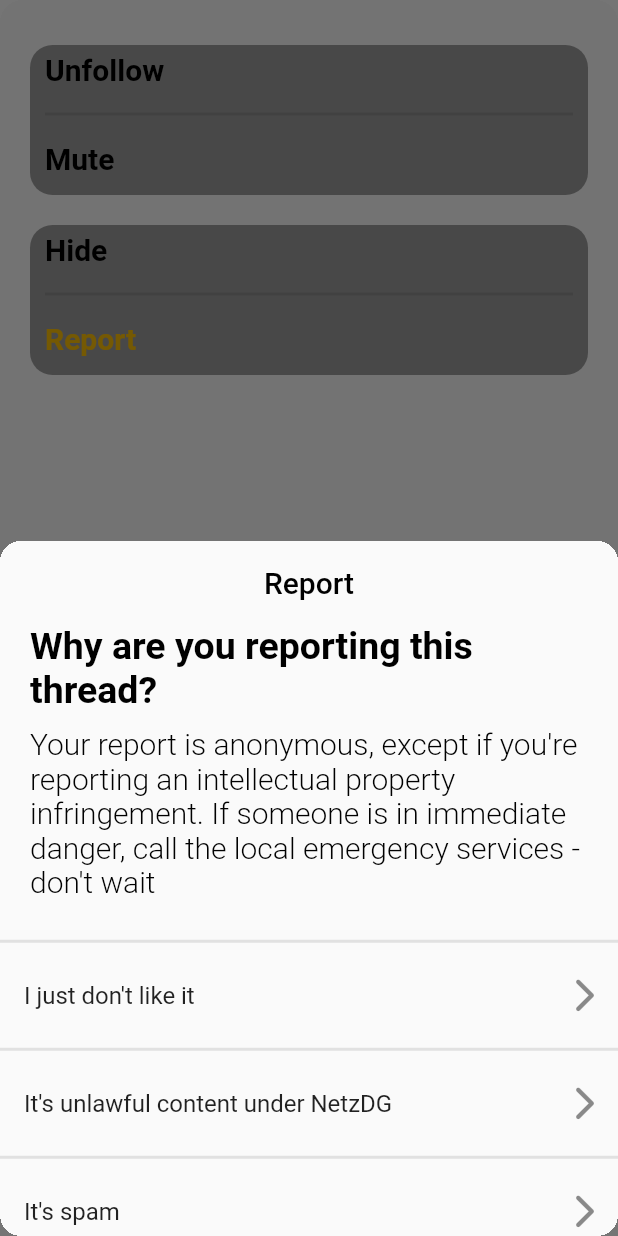
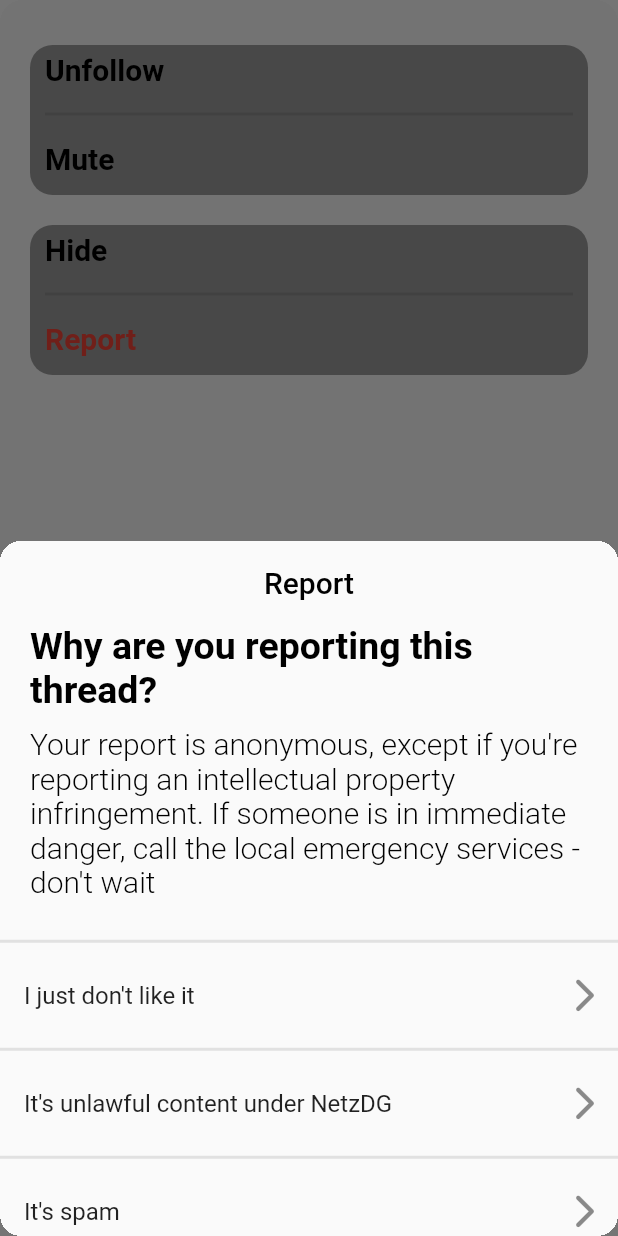
Before and after one commit to dlrlfgh1210/flutter_challenge, a Flutter app: the HomeBottomSheet screen opened directly, after a tap on "Report", on a phone screen of 412 x 824 dp. Run offline on Flutter 3.47's test engine with Material 2 defaults, Android fonts, the phone set to English and light mode, and no system bars; our stand-ins replace easy_rich_text, font_awesome_flutter; network calls fail.

Commit message:
BottomSheet Refactoring

```diff
--- /dev/null
+++ b/lib/home/home_bottom_container.dart
@@ -0,0 +1,82 @@
+import 'package:flutter/material.dart';
+import 'package:nomad_flutter_challenge/home/report_bottom_sheet.dart';
+
+class HomeBottomContainer extends StatelessWidget {
+  final String firstTitle;
+  final String secondTitle;
+  final Color secondTitleColor;
+  const HomeBottomContainer({
+    super.key,
+    required this.firstTitle,
+    required this.secondTitle,
+    required this.secondTitleColor,
+  });
+  void _onReportSheetTap(BuildContext context) async {
+    await showModalBottomSheet(
+      context: context,
+      backgroundColor: Colors.transparent,
+      builder: (context) => const ReportBottomSheet(),
+    );
+  }
+
+  @override
+  Widget build(BuildContext context) {
+    return Container(
+      height: 100,
+      clipBehavior: Clip.hardEdge,
+      decoration: BoxDecoration(
+        borderRadius: BorderRadius.circular(15),
+        color: Colors.grey.shade500,
+      ),
+      child: Padding(
+        padding: const EdgeInsets.symmetric(vertical: 5, horizontal: 10),
+        child: Column(
+          crossAxisAlignment: CrossAxisAlignment.start,
+          children: [
+            Text(
+              firstTitle,
+              style: const TextStyle(
+                color: Colors.black,
+                fontSize: 20,
+                fontWeight: FontWeight.bold,
+              ),
+              textAlign: TextAlign.center,
+            ),
+            const SizedBox(
+              height: 10,
+            ),
+            SizedBox(
+              width: 500,
+              child: Divider(
+                color: Colors.black.withOpacity(0.1),
+                thickness: 2.0,
+              ),
+            ),
+            const SizedBox(
+              height: 10,
+            ),
+            GestureDetector(
+              onTap: () {
+                if (secondTitle == "Report") {
+                  return _onReportSheetTap(context);
+                } else {
+                  return;
+                }
+              },
+              // onTap: () => _onReportSheetTap(context),
+              child: Text(
+                secondTitle,
+                style: TextStyle(
+                  color: secondTitleColor,
+                  fontSize: 20,
+                  fontWeight: FontWeight.bold,
+                ),
+                textAlign: TextAlign.center,
+              ),
+            ),
+          ],
+        ),
+      ),
+    );
+  }
+}
--- a/lib/home/home_bottom_sheet.dart
+++ b/lib/home/home_bottom_sheet.dart
@@ -1,5 +1,5 @@
 import 'package:flutter/material.dart';
-import 'package:nomad_flutter_challenge/home/report_bottom_sheet.dart';
+import 'package:nomad_flutter_challenge/home/home_bottom_container.dart';
 
 class HomeBottomSheet extends StatefulWidget {
   const HomeBottomSheet({super.key});
@@ -9,14 +9,6 @@ class HomeBottomSheet extends StatefulWidget {
 }
 
 class _HomeBottomSheetState extends State<HomeBottomSheet> {
-  void _onReportSheetTap(BuildContext context) async {
-    await showModalBottomSheet(
-      context: context,
-      backgroundColor: Colors.transparent,
-      builder: (context) => const ReportBottomSheet(),
-    );
-  }
-
   @override
   Widget build(BuildContext context) {
     return Container(
@@ -29,108 +21,19 @@ class _HomeBottomSheetState extends State<HomeBottomSheet> {
         body: Padding(
           padding: const EdgeInsets.only(top: 30, left: 20, right: 20),
           child: ListView(
-            children: [
-              Container(
-                height: 100,
-                clipBehavior: Clip.hardEdge,
-                decoration: BoxDecoration(
-                  borderRadius: BorderRadius.circular(15),
-                  color: Colors.grey.shade500,
-                ),
-                child: Padding(
-                  padding:
-                      const EdgeInsets.symmetric(vertical: 5, horizontal: 10),
-                  child: Column(
-                    crossAxisAlignment: CrossAxisAlignment.start,
-                    children: [
-                      const Text(
-                        "Unfollow",
-                        style: TextStyle(
-                          color: Colors.black,
-                          fontSize: 20,
-                          fontWeight: FontWeight.bold,
-                        ),
-                        textAlign: TextAlign.center,
-                      ),
-                      const SizedBox(
-                        height: 10,
-                      ),
-                      SizedBox(
-                        width: 500,
-                        child: Divider(
-                          color: Colors.black.withOpacity(0.1),
-                          thickness: 2.0,
-                        ),
-                      ),
-                      const SizedBox(
-                        height: 10,
-                      ),
-                      const Text(
-                        "Mute",
-                        style: TextStyle(
-                          color: Colors.black,
-                          fontSize: 20,
-                          fontWeight: FontWeight.bold,
-                        ),
-                        textAlign: TextAlign.center,
-                      ),
-                    ],
-                  ),
-                ),
+            children: const [
+              HomeBottomContainer(
+                firstTitle: "Unfollow",
+                secondTitle: "Mute",
+                secondTitleColor: Colors.black,
               ),
-              const SizedBox(
+              SizedBox(
                 height: 20,
               ),
-              Container(
-                height: 100,
-                clipBehavior: Clip.hardEdge,
-                decoration: BoxDecoration(
-                  borderRadius: BorderRadius.circular(15),
-                  color: Colors.grey.shade500,
-                ),
-                child: Padding(
-                  padding:
-                      const EdgeInsets.symmetric(vertical: 5, horizontal: 10),
-                  child: Column(
-                    crossAxisAlignment: CrossAxisAlignment.start,
-                    children: [
-                      const Text(
-                        "Hide",
-                        style: TextStyle(
-                          color: Colors.black,
-                          fontSize: 20,
-                          fontWeight: FontWeight.bold,
-                        ),
-                        textAlign: TextAlign.center,
-                      ),
-                      const SizedBox(
-                        height: 10,
-                      ),
-                      SizedBox(
-                        width: 500,
-                        child: Divider(
-                          color: Colors.black.withOpacity(0.1),
-                          thickness: 2.0,
-                        ),
-                      ),
-                      const SizedBox(
-                        height: 10,
-                      ),
-                      GestureDetector(
-                        onTap: () => _onReportSheetTap(context),
-                        child: const Text(
-                          "Report",
-                          style: TextStyle(
-                            color: Colors.amber,
-                            fontSize: 20,
-                            fontWeight: FontWeight.bold,
-                          ),
-                          textAlign: TextAlign.center,
-                        ),
-                      ),
-                    ],
-                  ),
-                ),
+              HomeBottomContainer(
+                firstTitle: "Hide",
+                secondTitle: "Report",
+                secondTitleColor: Colors.red,
               ),
             ],
           ),
--- /dev/null
+++ b/lib/home/report_bottom_container.dart
@@ -0,0 +1,29 @@
+import 'package:flutter/material.dart';
+import 'package:font_awesome_flutter/font_awesome_flutter.dart';
+
+class ReportBottomContainer extends StatelessWidget {
+  final String reportTitle;
+  const ReportBottomContainer({
+    super.key,
+    required this.reportTitle,
+  });
+
+  @override
+  Widget build(BuildContext context) {
+    return Column(
+      children: [
+        SizedBox(
+          width: 500,
+          child: Divider(
+            color: Colors.black.withOpacity(0.1),
+            thickness: 2.0,
+          ),
+        ),
+        ListTile(
+          title: Text(reportTitle),
+          trailing: const FaIcon(FontAwesomeIcons.chevronRight),
+        ),
+      ],
+    );
+  }
+}
--- a/lib/home/report_bottom_sheet.dart
+++ b/lib/home/report_bottom_sheet.dart
@@ -1,5 +1,5 @@
 import 'package:flutter/material.dart';
-import 'package:font_awesome_flutter/font_awesome_flutter.dart';
+import 'package:nomad_flutter_challenge/home/report_bottom_container.dart';
 import 'package:nomad_flutter_challenge/widget/auth_description.dart';
 
 class ReportBottomSheet extends StatefulWidget {
@@ -24,82 +24,36 @@ class _ReportBottomSheetState extends State<ReportBottomSheet> {
           automaticallyImplyLeading: false,
           title: const Text("Report"),
         ),
-          body: SingleChildScrollView(
+        body: const SingleChildScrollView(
           child: Column(
             children: [
-                const AuthDescription(
+              AuthDescription(
                 authTitle: "Why are you reporting this thread?",
                 authDetail:
                     "Your report is anonymous, except if you're reporting an intellectual property infringement. If someone is in immediate danger, call the local emergency services - don't wait",
               ),
-                const SizedBox(
+              SizedBox(
                 height: 10,
               ),
-                SizedBox(
-                  width: 500,
-                  child: Divider(
-                    color: Colors.black.withOpacity(0.1),
-                    thickness: 2.0,
+              ReportBottomContainer(
+                reportTitle: "I just don't like it",
               ),
+              ReportBottomContainer(
+                reportTitle: "It's unlawful content under NetzDG",
               ),
-                const ListTile(
-                  title: Text("I just don't like it"),
-                  trailing: FaIcon(FontAwesomeIcons.chevronRight),
+              ReportBottomContainer(
+                reportTitle: "It's spam",
               ),
-                SizedBox(
-                  width: 500,
-                  child: Divider(
-                    color: Colors.black.withOpacity(0.1),
-                    thickness: 2.0,
+              ReportBottomContainer(
+                reportTitle: "Hate speech or symbols",
               ),
-                ),
-                const ListTile(
-                  title: Text("It's unlawful content under NetzDG"),
-                  trailing: FaIcon(FontAwesomeIcons.chevronRight),
-                ),
-                SizedBox(
-                  width: 500,
-                  child: Divider(
-                    color: Colors.black.withOpacity(0.1),
-                    thickness: 2.0,
-                  ),
-                ),
-                const ListTile(
-                  title: Text("It's spam"),
-                  trailing: FaIcon(FontAwesomeIcons.chevronRight),
-                ),
-                SizedBox(
-                  width: 500,
-                  child: Divider(
-                    color: Colors.black.withOpacity(0.1),
-                    thickness: 2.0,
-                  ),
-                ),
-                const ListTile(
-                  title: Text("Hate speech or symbols"),
-                  trailing: FaIcon(FontAwesomeIcons.chevronRight),
-                ),
-                SizedBox(
-                  width: 500,
-                  child: Divider(
-                    color: Colors.black.withOpacity(0.1),
-                    thickness: 2.0,
-                  ),
-                ),
-                const ListTile(
-                  title: Text("Nudity or sexual"),
-                  trailing: FaIcon(FontAwesomeIcons.chevronRight),
-                ),
-                SizedBox(
-                  width: 500,
-                  child: Divider(
-                    color: Colors.black.withOpacity(0.1),
-                    thickness: 2.0,
-                  ),
+              ReportBottomContainer(
+                reportTitle: "Nudity or sexual",
               ),
             ],
           ),
-          )),
+        ),
+      ),
     );
   }
 }
```
Lines whose indentation alone changed are shown as unchanged.
